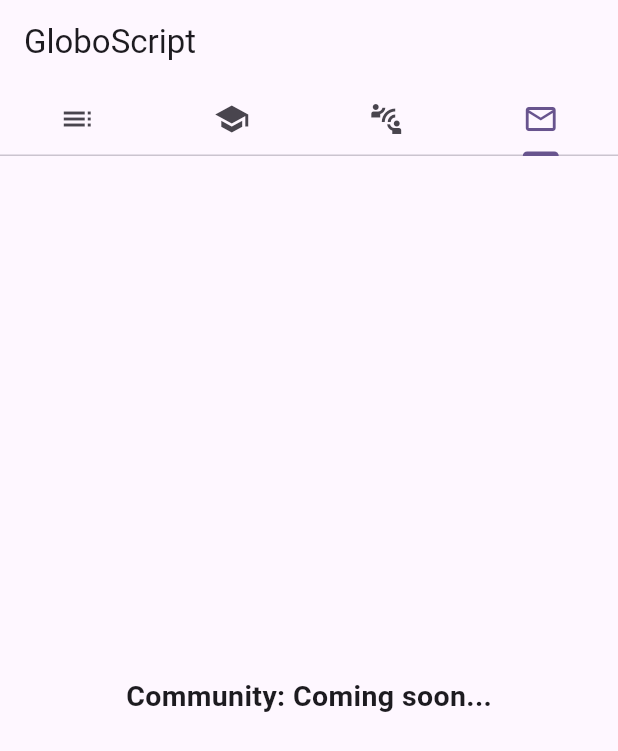
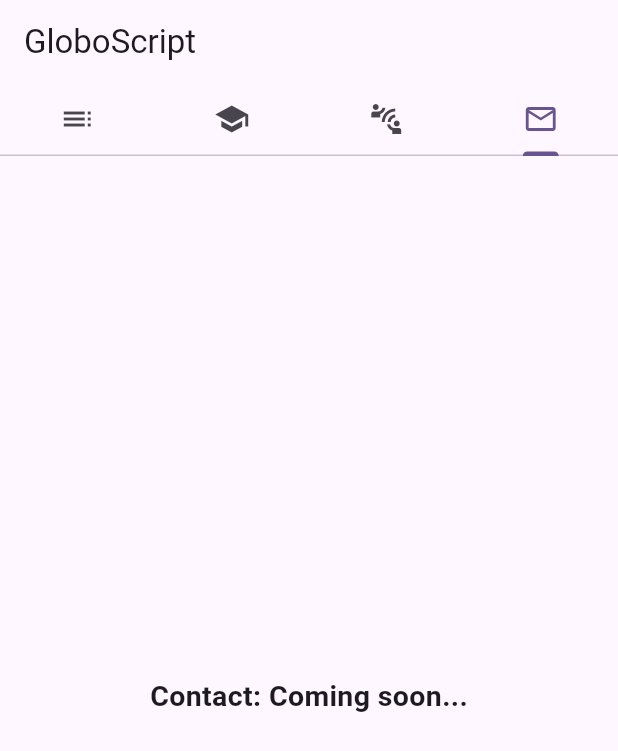
Before and after one commit to japinell/flutter_globoscript, a Flutter app: the screen it shows after launch, tab 4 chosen, on a phone screen of 412 x 824 dp. Shown: the top 751 px of the screen. Run offline on Flutter 3.47's test engine with Material 3 defaults, Android fonts, the phone set to English and light mode, and no system bars.

Commit message:
Wired main to ContactWidget

```diff
--- a/lib/main.dart
+++ b/lib/main.dart
@@ -1,5 +1,6 @@
 import "package:flutter/material.dart";
 import "package:flutter_globoscript/widgets/community.dart";
+import "package:flutter_globoscript/widgets/contact.dart";
 import "package:flutter_globoscript/widgets/glyph_list.dart";
 import "package:flutter_globoscript/widgets/lesson_list.dart";
 
@@ -37,6 +38,7 @@ class App extends StatelessWidget {
               GlyphListWidget(),
               LessonListWidget(),
               CommunityWidget(),
+              ContactWidget(),
             ],
           ),
         ),
```
